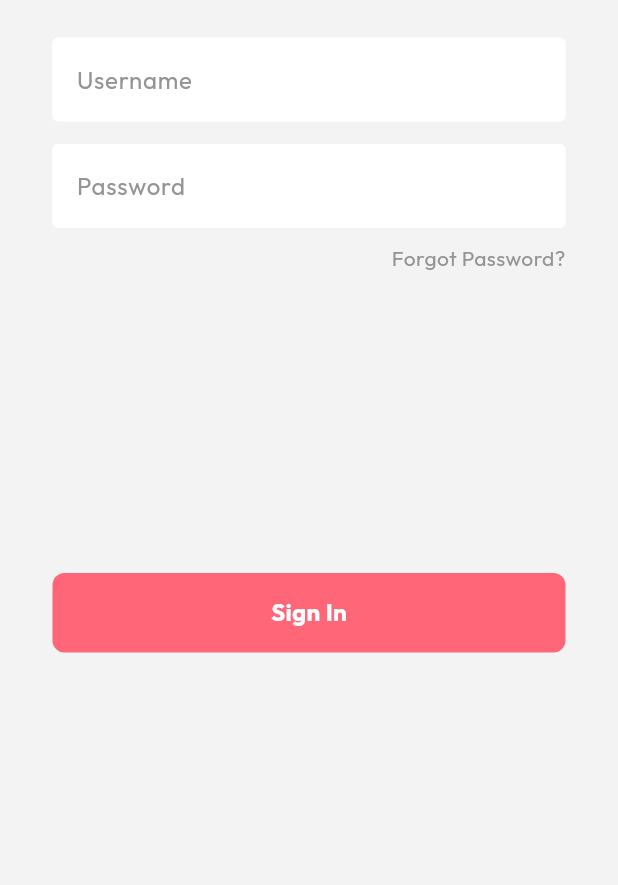
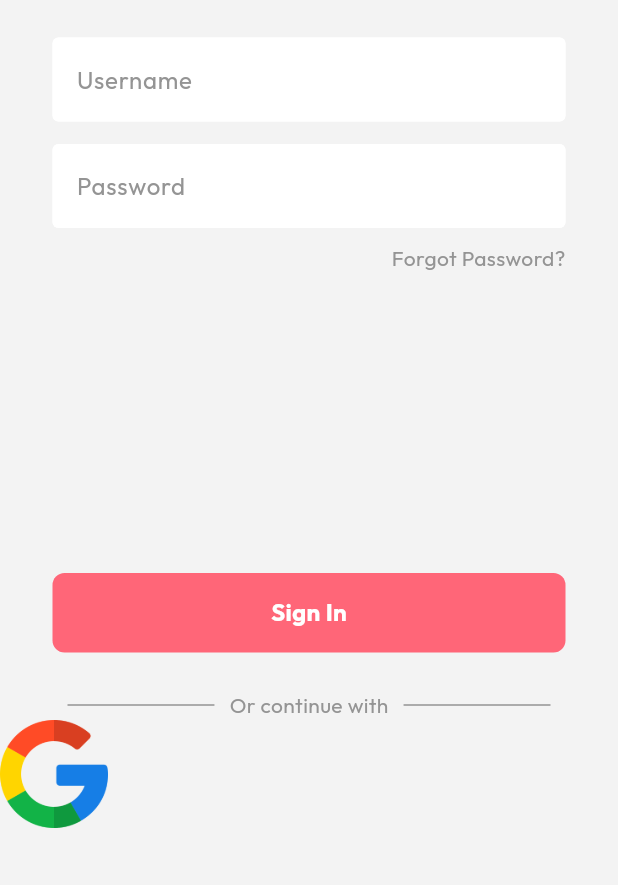
Before and after one commit to MhmdMansour4444/Chic-Check, a Flutter app: the screen it shows after launch, on a phone screen of 412 x 824 dp, the part 351-1236 px from its top. Run offline on Flutter 3.47's test engine with Material 3 defaults, Android fonts, the phone set to English and light mode, and no system bars; our stand-ins replace google_fonts.

Commit message:
feat(signin): started with the ui of Other login methods (apple and google)

```diff
--- a/frontend/lib/components/my_signinButton.dart
+++ b/frontend/lib/components/my_signinButton.dart
@@ -2,11 +2,15 @@ import 'package:flutter/material.dart';
 import 'package:flutter/widgets.dart';
 
 class MySignInButton extends StatelessWidget {
-  const MySignInButton({super.key});
+  final Function()? onTap;
+
+  const MySignInButton({super.key, required this.onTap});
 
   @override
   Widget build(BuildContext context) {
-    return Container(
+    return GestureDetector(
+      onTap: onTap,
+      child: Container(
         padding: EdgeInsets.all(15),
         margin: EdgeInsets.symmetric(horizontal: 35),
         decoration: BoxDecoration(
@@ -18,6 +22,7 @@ class MySignInButton extends StatelessWidget {
                 color: Colors.white, fontWeight: FontWeight.bold, fontSize: 16),
           ),
         ),
+      ),
     );
   }
 }
--- /dev/null
+++ b/frontend/lib/components/square_tile.dart
@@ -0,0 +1,10 @@
+import 'package:flutter/material.dart';
+
+class SquareTile extends StatelessWidget {
+  const SquareTile({super.key});
+
+  @override
+  Widget build(BuildContext context) {
+    return const Placeholder();
+  }
+}
--- a/frontend/lib/pages/login_page.dart
+++ b/frontend/lib/pages/login_page.dart
@@ -5,8 +5,11 @@ import 'package:frontend/components/my_signinButton.dart';
 class LoginPage extends StatelessWidget {
   LoginPage({super.key});
 
+  //text editing controllers
   final usernameController = TextEditingController();
   final passwordController = TextEditingController();
+  //sign in user in method
+  void signInUser() {}
 
   @override
   Widget build(BuildContext context) {
@@ -70,11 +73,52 @@ class LoginPage extends StatelessWidget {
               const SizedBox(height: 200),
 
               // sign in button
-              MySignInButton(),
+              MySignInButton(
+                onTap: signInUser,
+              ),
+
+              const SizedBox(
+                height: 25,
+              ),
 
               // or continue with
+              const Padding(
+                padding: EdgeInsets.symmetric(horizontal: 45.0),
+                child: Row(
+                  children: [
+                    Expanded(
+                      child: Divider(
+                        thickness: 1,
+                        color: Color.fromARGB(255, 148, 148, 148),
+                      ),
+                    ),
+                    Padding(
+                      padding: EdgeInsets.symmetric(horizontal: 10.0),
+                      child: Text(
+                        'Or continue with',
+                        style: TextStyle(
+                            color: Color.fromARGB(255, 148, 148, 148)),
+                      ),
+                    ),
+                    Expanded(
+                      child: Divider(
+                        thickness: 1,
+                        color: Color.fromARGB(255, 148, 148, 148),
+                      ),
+                    ),
+                  ],
+                ),
+              ),
 
-              // google sign in button
+              // google + apple sign in button
+              Row(
+                children: [
+                  Image.asset(
+                    'lib/images/google.png',
+                    height: 72,
+                  )
+                ],
+              )
 
               // not a member ? register now
             ],
```
Also changed, not shown: frontend/lib/images/apple.png (added), frontend/lib/images/google.png (added). Lines whose indentation alone changed are shown as unchanged.
